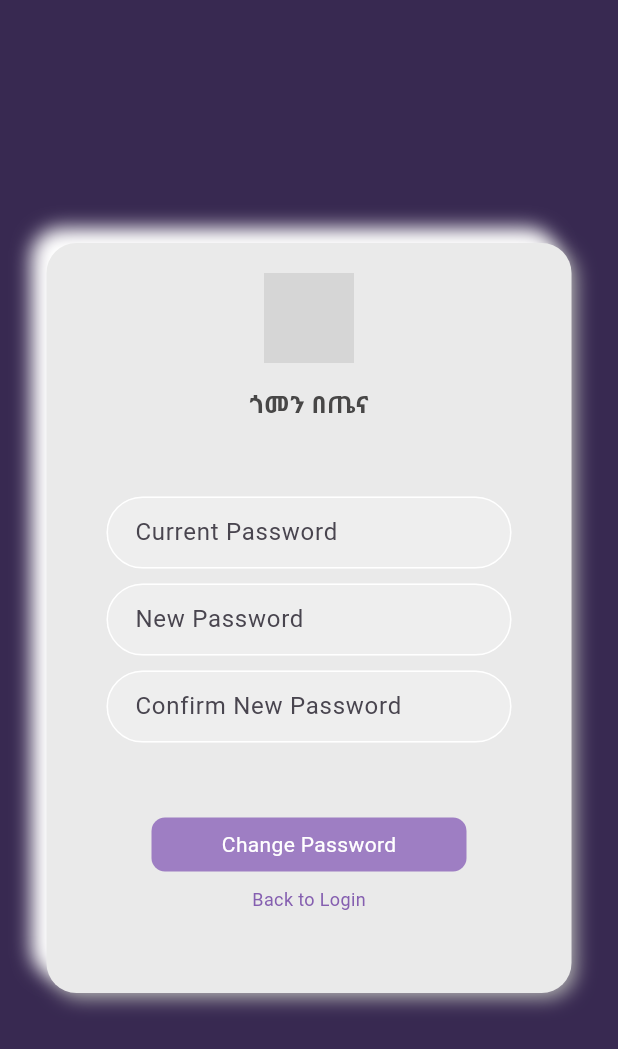
After one commit to surraaI/flutter-2024-proj, a Flutter app: the ChangePasswordScreen screen opened directly, on a phone screen of 412 x 824 dp. The commit adds this screen. Shown: the top 1049 px of the screen. Run offline on Flutter 3.47's test engine with Material 3 defaults, Android fonts, the light colour scheme and no system bars; our stand-ins replace charts_flutter; grey boxes are pictures that could not be loaded.

Commit message:
added delete_account_screen and change_password screen

```diff
--- a/personal_health_tracker/analysis_options.yaml
+++ b/personal_health_tracker/analysis_options.yaml
@@ -7,6 +7,9 @@
 
 # The following line activates a set of recommended lints for Flutter apps,
 # packages, and plugins designed to encourage good coding practices.
+analyzer:
+  plugins:
+    - custom_lint
 include: package:flutter_lints/flutter.yaml
 
 linter:
--- /dev/null
+++ b/personal_health_tracker/lib/presention/screens/change_password_screen.dart
@@ -0,0 +1,108 @@
+// ignore_for_file: prefer_const_constructors
+
+import 'package:flutter/material.dart';
+import 'package:personal_health_tracker/presention/widgets/my_button.dart';
+import 'package:personal_health_tracker/presention/widgets/text_field.dart';
+
+class ChangePasswordScreen extends StatelessWidget {
+  ChangePasswordScreen({super.key});
+
+  final currentPasswordController = TextEditingController();
+  final newPasswordController = TextEditingController();
+  final confirmPasswordController = TextEditingController();
+
+  void changePassword() {
+    // Implement change password functionality
+  }
+
+  @override
+  Widget build(BuildContext context) {
+    return Scaffold(
+      backgroundColor: Color.fromARGB(255, 56, 41, 81),
+      body: Center(
+        child: SingleChildScrollView(
+          child: Container(
+            margin: EdgeInsets.all(20),
+            decoration: BoxDecoration(
+              borderRadius: BorderRadius.circular(20),
+              color: const Color.fromARGB(255, 234, 234, 234),
+              boxShadow: const [
+                BoxShadow(
+                  color: Color(0xFFB1B1B1),
+                  offset: Offset(3, 3),
+                  blurRadius: 10,
+                ),
+                BoxShadow(
+                  color: Colors.white,
+                  offset: Offset(-10, -10),
+                  blurRadius: 10,
+                ),
+              ],
+            ),
+            width: 350.0,
+            height: 500.0,
+            child: Column(
+              children: [
+                SizedBox(height: 20),
+                CircleAvatar(
+                  backgroundImage: AssetImage("assets/images/logo.png"),
+                  radius: 30,
+                ),
+                SizedBox(height: 15),
+                Text(
+                  "ጎመን በጤና",
+                  style: TextStyle(
+                    fontWeight: FontWeight.bold,
+                    fontSize: 16,
+                    color: Color.fromARGB(255, 72, 71, 71),
+                  ),
+                ),
+                SizedBox(height: 50),
+                MyTextField(
+                  controller: currentPasswordController,
+                  hintText: "Current Password",
+                  obscureText: true,
+                ),
+                SizedBox(height: 10),
+                MyTextField(
+                  controller: newPasswordController,
+                  hintText: "New Password",
+                  obscureText: true,
+                ),
+                SizedBox(height: 10),
+                MyTextField(
+                  controller: confirmPasswordController,
+                  hintText: "Confirm New Password",
+                  obscureText: true,
+                ),
+                SizedBox(height: 50),
+                MyButton(
+                  onTap: changePassword,
+                  buttonText: 'Change Password',
+                ),
+                SizedBox(height: 10),
+                Row(
+                  mainAxisAlignment: MainAxisAlignment.center,
+                  children: [
+                    GestureDetector(
+                      onTap: () {
+                        Navigator.pushNamed(context, '/');
+                      },
+                      child: Text(
+                        "Back to Login",
+                        style: TextStyle(
+                          fontSize: 12,
+                          color: Color.fromARGB(255, 133, 95, 176),
+                        ),
+                      ),
+                    ),
+                  ],
+                ),
+              ],
+            ),
+          ),
+        ),
+      ),
+    );
+  }
+}
--- a/personal_health_tracker/lib/presention/screens/signUp.dart
+++ b/personal_health_tracker/lib/presention/screens/signup_page.dart
@@ -1,4 +1,3 @@
-// ignore_for_file: prefer_const_constructors
 
 import 'package:flutter/material.dart';
 import 'package:personal_health_tracker/presention/widgets/my_button.dart';
@@ -7,12 +6,12 @@ import 'package:personal_health_tracker/presention/widgets/text_field.dart';
 class SignUpPage extends StatelessWidget {
   SignUpPage({super.key});
 
-  // text editing controllers
+
   final usernameController =TextEditingController();
   final emailController =TextEditingController();
   final passwordController =TextEditingController();
 
-  // sign user in method
+
   void signUserIn(){}
 
   @override
--- a/personal_health_tracker/pubspec.yaml
+++ b/personal_health_tracker/pubspec.yaml
@@ -36,6 +36,12 @@ dependencies:
   # The following adds the Cupertino Icons font to your application.
   # Use with the CupertinoIcons class for iOS style icons.
   cupertino_icons: ^1.0.6
+  flutter_riverpod: ^2.5.1
+  riverpod_annotation: ^2.3.5
+  freezed_annotation: ^2.4.1
+  dartz: 0.10.0
+  equatable: ^2.0.5
+  http: ^1.2.1
 
 dev_dependencies:
   flutter_test:
```
Also changed, not shown: personal_health_tracker/lib/presention/screens/delete_account_page.dart (added, +94 -0 lines), personal_health_tracker/lib/presention/screens/home_page.dart (line endings or trailing spaces), personal_health_tracker/lib/presention/screens/login_page.dart (renamed from personal_health_tracker/lib/presention/screens/login.dart), personal_health_tracker/pubspec.lock.
